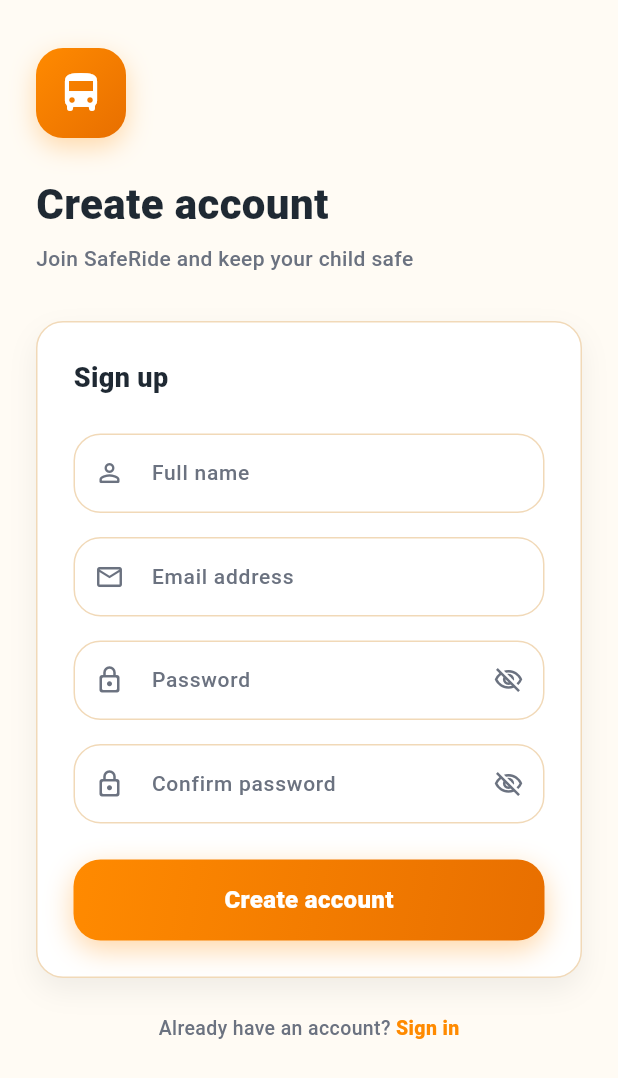
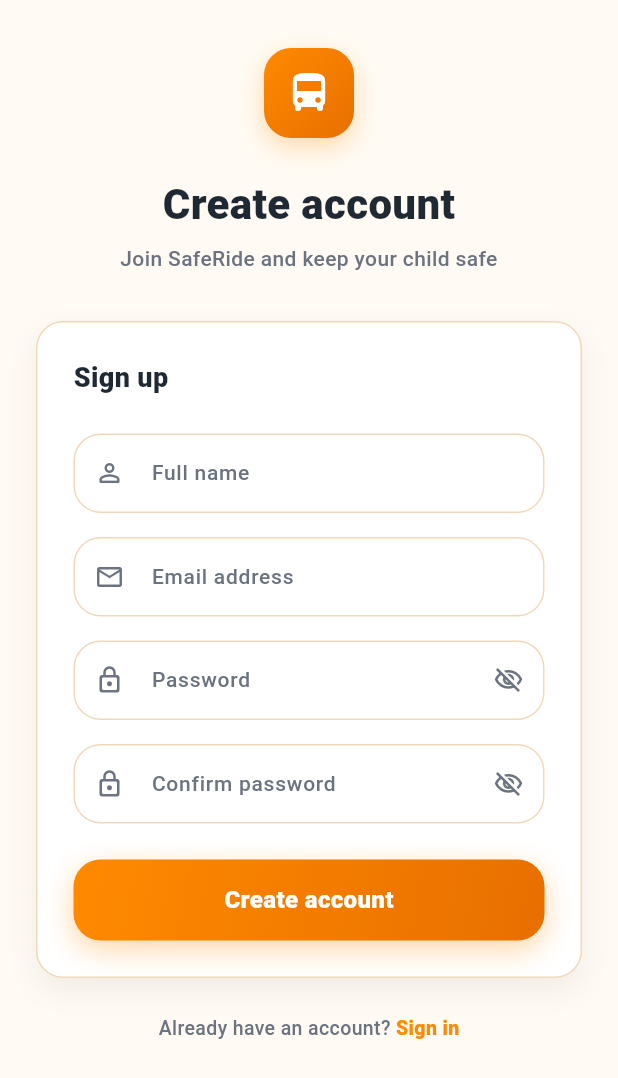
Before and after one commit to ingdia/safe_ride_app, a Flutter app: the screen it shows after launch, after a tap on "Sign in", after a tap on "Sign up", on a phone screen of 412 x 824 dp. Shown: the top 1078 px of the screen. Run offline on Flutter 3.47's test engine with Material 3 defaults, Android fonts, the light colour scheme and no system bars; our stand-ins replace flutter_riverpod.

Commit message:
style(auth): center logo and heading on login and register screens

```diff
--- a/lib/features/auth/presentation/screens/login_screen.dart
+++ b/lib/features/auth/presentation/screens/login_screen.dart
@@ -64,7 +64,7 @@
         child: SingleChildScrollView(
           padding: const EdgeInsets.symmetric(horizontal: ParentUiSpacing.lg),
           child: Column(
-            crossAxisAlignment: CrossAxisAlignment.start,
+            crossAxisAlignment: CrossAxisAlignment.center,
             children: [
               const SizedBox(height: ParentUiSpacing.xl),
               const _AuthHeader(),
@@ -93,11 +93,12 @@
   @override
   Widget build(BuildContext context) {
     return Column(
-      crossAxisAlignment: CrossAxisAlignment.start,
+      crossAxisAlignment: CrossAxisAlignment.center,
       children: [
         Container(
           height: 60,
           width: 60,
+          alignment: Alignment.center,
           decoration: BoxDecoration(
             gradient: const LinearGradient(
               colors: [ParentUiColors.orange, ParentUiColors.darkOrange],
@@ -123,11 +124,13 @@
         Text(
           'Welcome back',
           style: ParentUiTextStyles.title.copyWith(fontSize: 28),
+          textAlign: TextAlign.center,
         ),
         const SizedBox(height: ParentUiSpacing.xs),
         Text(
           'Sign in to track your child safely',
           style: ParentUiTextStyles.caption.copyWith(fontSize: 14),
+          textAlign: TextAlign.center,
         ),
       ],
     );
--- a/lib/features/auth/presentation/screens/register_screen.dart
+++ b/lib/features/auth/presentation/screens/register_screen.dart
@@ -68,7 +68,7 @@
         child: SingleChildScrollView(
           padding: const EdgeInsets.symmetric(horizontal: ParentUiSpacing.lg),
           child: Column(
-            crossAxisAlignment: CrossAxisAlignment.start,
+            crossAxisAlignment: CrossAxisAlignment.center,
             children: [
               const SizedBox(height: ParentUiSpacing.xl),
               const _RegisterHeader(),
@@ -99,11 +99,12 @@
   @override
   Widget build(BuildContext context) {
     return Column(
-      crossAxisAlignment: CrossAxisAlignment.start,
+      crossAxisAlignment: CrossAxisAlignment.center,
       children: [
         Container(
           height: 60,
           width: 60,
+          alignment: Alignment.center,
           decoration: BoxDecoration(
             gradient: const LinearGradient(
               colors: [ParentUiColors.orange, ParentUiColors.darkOrange],
@@ -129,11 +130,13 @@
         Text(
           'Create account',
           style: ParentUiTextStyles.title.copyWith(fontSize: 28),
+          textAlign: TextAlign.center,
         ),
         const SizedBox(height: ParentUiSpacing.xs),
         Text(
           'Join SafeRide and keep your child safe',
           style: ParentUiTextStyles.caption.copyWith(fontSize: 14),
+          textAlign: TextAlign.center,
         ),
       ],
     );
```
